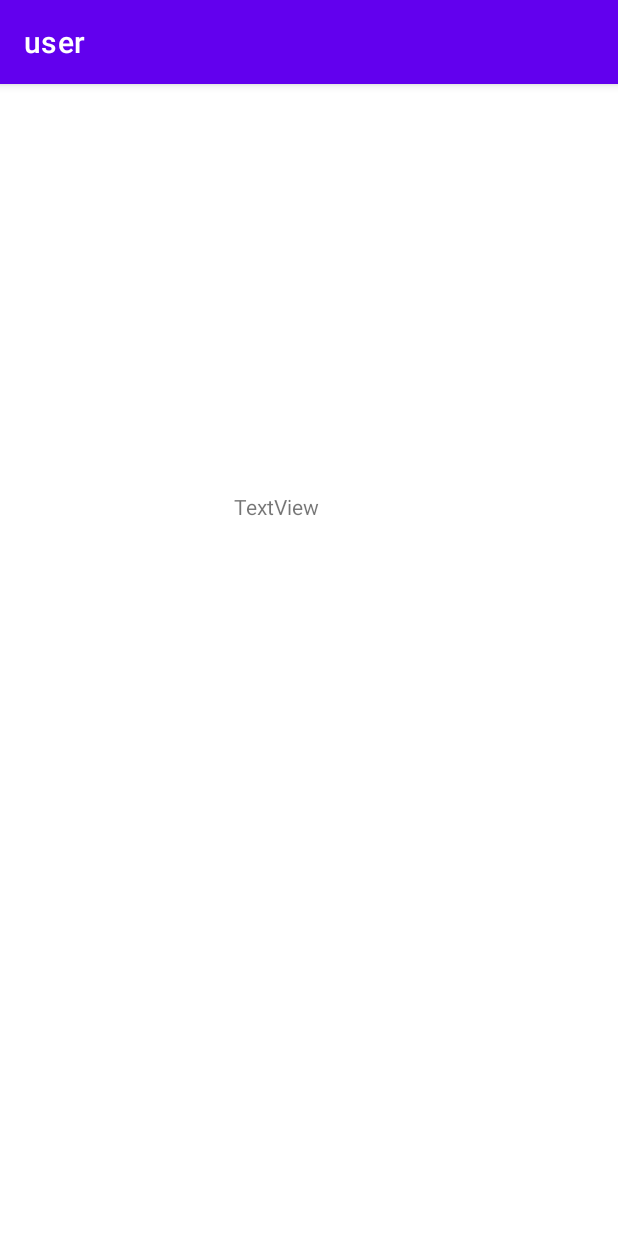
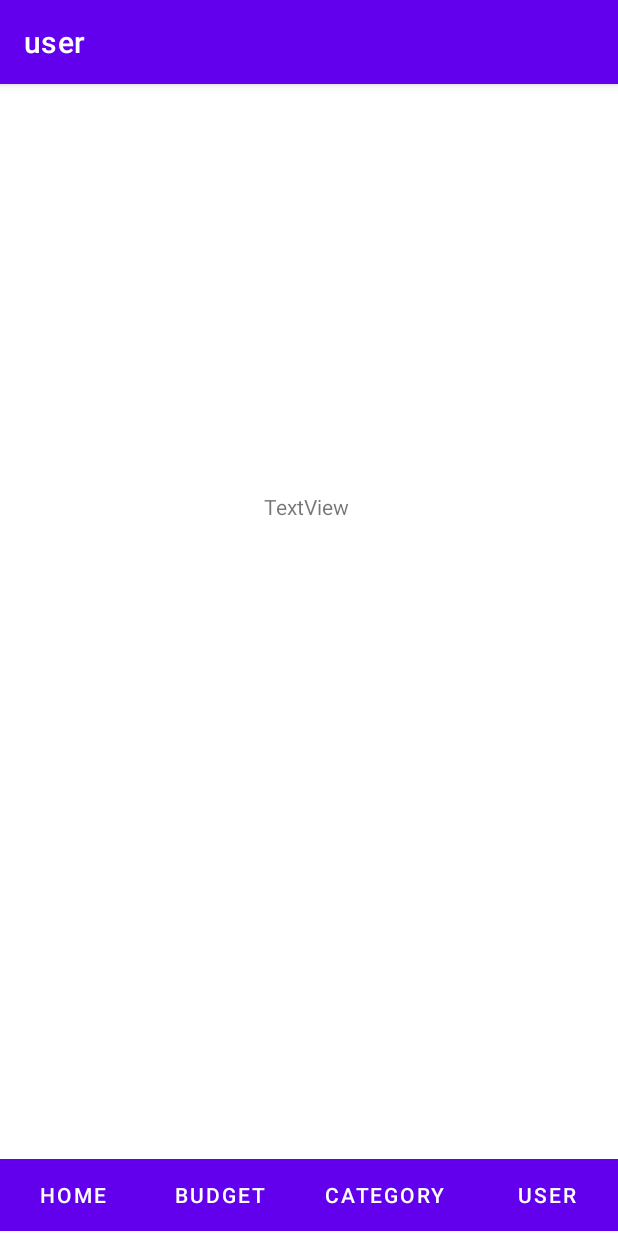
Before and after one commit to AllenCyhCHAN/isom3000GProject, an Android app: the MainActivity2 screen opened directly, with no data from a screen before it, on a phone screen of 412 x 824 dp. Run offline under Robolectric (Android 15) with nearby library versions, the phone set to English and light mode, and no system bars; 3 statements that could not run were skipped.

Commit message:
merged login and category

```diff
--- a/app/build.gradle
+++ b/app/build.gradle
@@ -21,6 +21,10 @@ android {
             minifyEnabled false
             proguardFiles getDefaultProguardFile('proguard-android-optimize.txt'), 'proguard-rules.pro'
         }
+    }
+
+    buildFeatures{
+        viewBinding true
     }
     compileOptions {
         sourceCompatibility JavaVersion.VERSION_1_8
--- a/app/src/main/java/com/example/user/Activities/LoginActivity.kt
+++ b/app/src/main/java/com/example/user/Activities/LoginActivity.kt
@@ -29,13 +29,13 @@ class LoginActivity : AppCompatActivity() {
         infoDisplay = findViewById(R.id.nesten)
         check = findViewById(R.id.checkBox)
 
-        masterDataDriver = intent.getSerializableExtra("data") as DataDriver
+        masterDataDriver = intent.getSerializableExtra("driver") as DataDriver
 
         loginBtn.setOnClickListener {
             if (masterDataDriver.login(passwordInput.text.toString())) {
                 startActivity(
-                    Intent(this, MainActivity::class.java)
-                        .putExtra("data", masterDataDriver)
+                    Intent(this, categoryListPage::class.java)
+                        .putExtra("driver", masterDataDriver)
                 )
             } else {
                 infoDisplay.setText("Wrong password, please try again.")
--- a/app/src/main/java/com/example/user/Activities/SplashScreen.kt
+++ b/app/src/main/java/com/example/user/Activities/SplashScreen.kt
@@ -17,9 +17,9 @@ class SplashScreen : AppCompatActivity() {
         super.onCreate(savedInstanceState)
         setContentView(R.layout.activity_splash_screen)
 
-       val dataDriver = DataDriver(filesDir)
+         masterDataDriver = DataDriver(filesDir)
         //check go to create user page or sign in page
-        val logined = dataDriver.getAcIsCreated()
+        val logined = masterDataDriver.getAcIsCreated()
         var temp:Intent;
 
         if (logined){
@@ -31,6 +31,7 @@ class SplashScreen : AppCompatActivity() {
         }
 
         Handler().postDelayed({
+            temp.putExtra("driver",masterDataDriver)
             startActivity(temp)
             finish()
         }, 1000)
--- a/app/src/main/res/layout/activity_main2.xml
+++ b/app/src/main/res/layout/activity_main2.xml
@@ -10,9 +10,58 @@
         android:id="@+id/main"
         android:layout_width="wrap_content"
         android:layout_height="wrap_content"
-        android:layout_marginStart="156dp"
+        android:layout_marginStart="176dp"
         android:layout_marginTop="272dp"
         android:text="TextView"
         app:layout_constraintStart_toStartOf="parent"
         app:layout_constraintTop_toTopOf="parent" />
+
+    <LinearLayout
+        android:layout_width="0dp"
+        android:layout_height="wrap_content"
+        android:orientation="horizontal"
+        app:layout_constraintBottom_toBottomOf="parent"
+        app:layout_constraintEnd_toEndOf="parent"
+        app:layout_constraintStart_toStartOf="parent"
+        app:layout_constraintTop_toTopOf="parent"
+        app:layout_constraintVertical_bias="0.995" >
+
+        <Button
+            android:id="@+id/button15"
+            android:layout_width="wrap_content"
+            android:layout_height="wrap_content"
+            android:layout_weight="1"
+            android:background="@color/teal_700"
+            android:text="HOME"
+            android:textColor="@android:color/white" />
+
+        <Button
+            android:id="@+id/button12"
+            android:layout_width="wrap_content"
+            android:layout_height="wrap_content"
+            android:layout_weight="1"
+            android:background="@color/teal_700"
+            android:text="Budget"
+            android:textColor="@android:color/white"/>
+
+        <Button
+            android:id="@+id/button13"
+            android:layout_width="wrap_content"
+            android:layout_height="wrap_content"
+            android:layout_weight="1"
+            android:background="@color/teal_700"
+            android:text="Category"
+            android:textColor="@android:color/white"/>
+
+        <Button
+            android:id="@+id/button14"
+            android:layout_width="wrap_content"
+            android:layout_height="wrap_content"
+            android:layout_weight="1"
+            android:background="@color/teal_700"
+            android:text="USER"
+            android:textColor="@android:color/white" />
+
+    </LinearLayout>
+
 </androidx.constraintlayout.widget.ConstraintLayout>
--- a/build.gradle
+++ b/build.gradle
@@ -1,7 +1,7 @@
 // Top-level build file where you can add configuration options common to all sub-projects/modules.
 plugins {
-    id 'com.android.application' version '7.3.1' apply false
-    id 'com.android.library' version '7.3.1' apply false
+    id 'com.android.application' version '7.2.1' apply false
+    id 'com.android.library' version '7.2.1' apply false
     id 'org.jetbrains.kotlin.android' version '1.6.10' apply false
 }
 
```
Also changed, not shown: app/src/main/AndroidManifest.xml (+16 -0 lines), app/src/main/java/com/example/user/Activities/CategoryList_Adapater.kt (added, +35 -0 lines), app/src/main/java/com/example/user/Activities/categoryDetailPage.kt (added, +73 -0 lines), app/src/main/java/com/example/user/Activities/categoryListPage.kt (added, +70 -0 lines), app/src/main/res/layout/activity_category_detail_page.xml (added, +128 -0 lines), app/src/main/res/layout/activity_category_list_page.xml (added, +23 -0 lines), app/src/main/res/layout/category_listitem.xml (added, +28 -0 lines).
